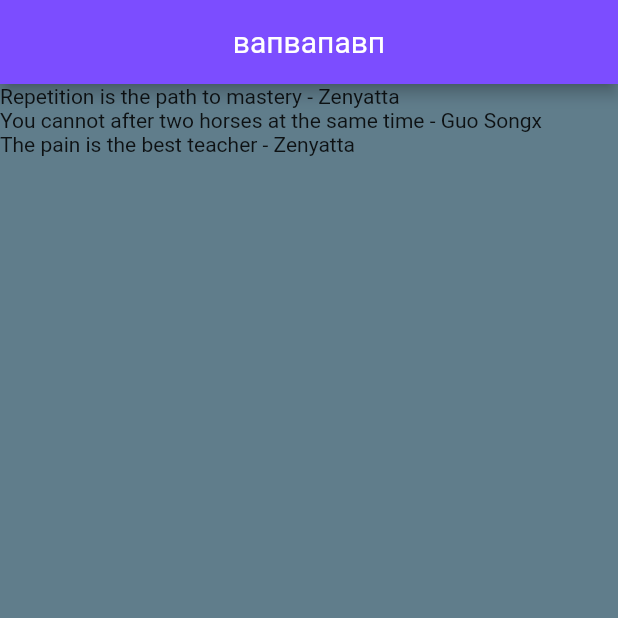
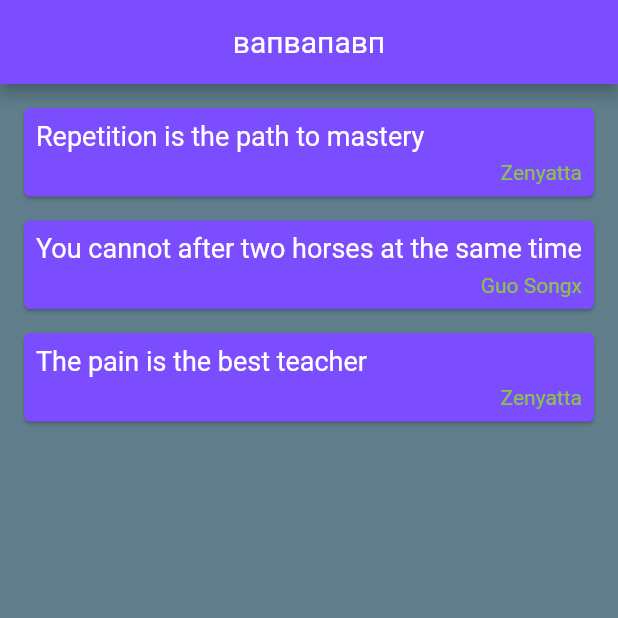
Before and after one commit to kuuga2000/flutterndart, a Flutter app: the screen it shows after launch, on a phone screen of 412 x 824 dp, the top half of it. Run offline on Flutter 3.47's test engine with Material 2 defaults, Android fonts, the phone set to English and light mode, and no system bars.

Commit message:
CARD, column width 100%

```diff
--- a/lib/main.dart
+++ b/lib/main.dart
@@ -19,6 +19,38 @@ class _QuoteListState extends State<QuoteList> {
     Quote(author: "Guo Songx", text: "You cannot after two horses at the same time"),
     Quote(author: "Zenyatta", text: "The pain is the best teacher"),
   ];
+
+  Widget quoteTemplate(quote) {
+    return Card (
+      margin: EdgeInsets.fromLTRB(16.0, 16.0, 16.0, 0),
+      color: Colors.deepPurpleAccent,
+      child: Padding(
+        padding: const EdgeInsets.all(8.0),
+        child: Column(
+          crossAxisAlignment: CrossAxisAlignment.stretch,
+          children: <Widget>[
+            Text(
+              quote.text,
+              style: TextStyle(
+                fontSize: 18.0,
+                color:Colors.white
+              )
+            ),
+            SizedBox(height: 6.0),
+            Text(
+              quote.author,
+              textAlign: TextAlign.right,
+              style: TextStyle(
+                fontSize: 14.0,
+                color: Colors.lightGreen,
+              ),
+            ),
+          ],
+        ),
+      ),
+    );
+  }
+
   @override
   Widget build(BuildContext context) {
     return Scaffold(
@@ -33,7 +65,7 @@ class _QuoteListState extends State<QuoteList> {
         /*children: quotes.map((quote){
           return Text(quote);
         }).toList()*/
-        children: quotes.map((quote)=>Text('${quote.text} - ${quote.author}')).toList(),
+        children: quotes.map((quote)=>quoteTemplate(quote)).toList(),
       ),
     );
   }
```
